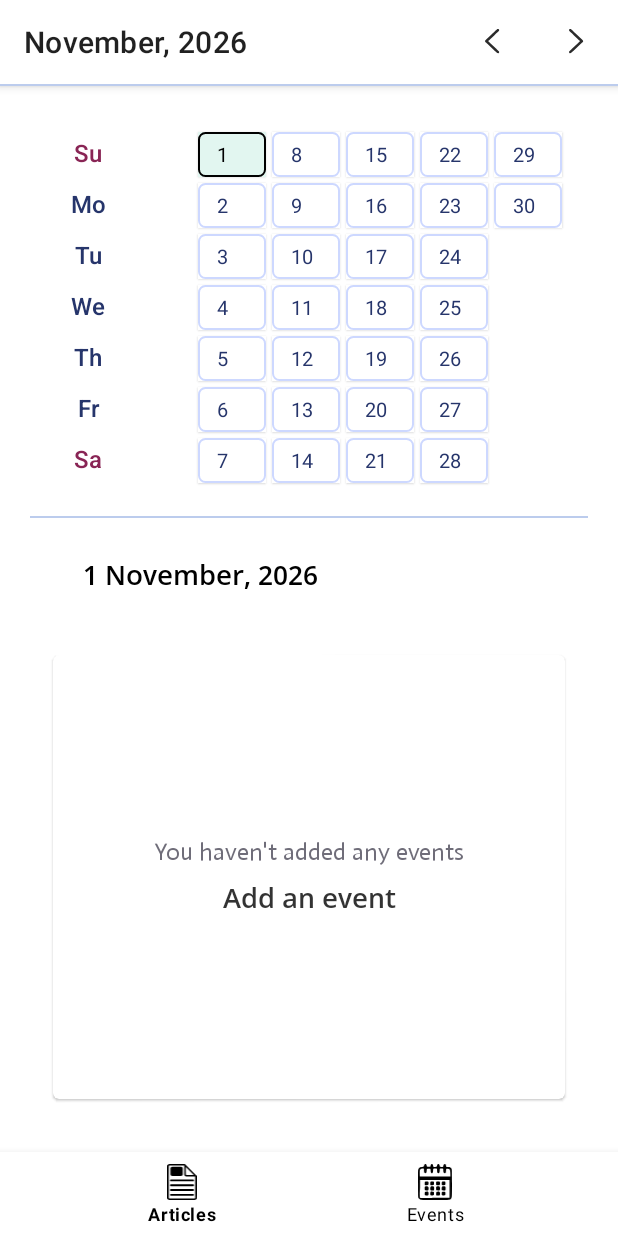
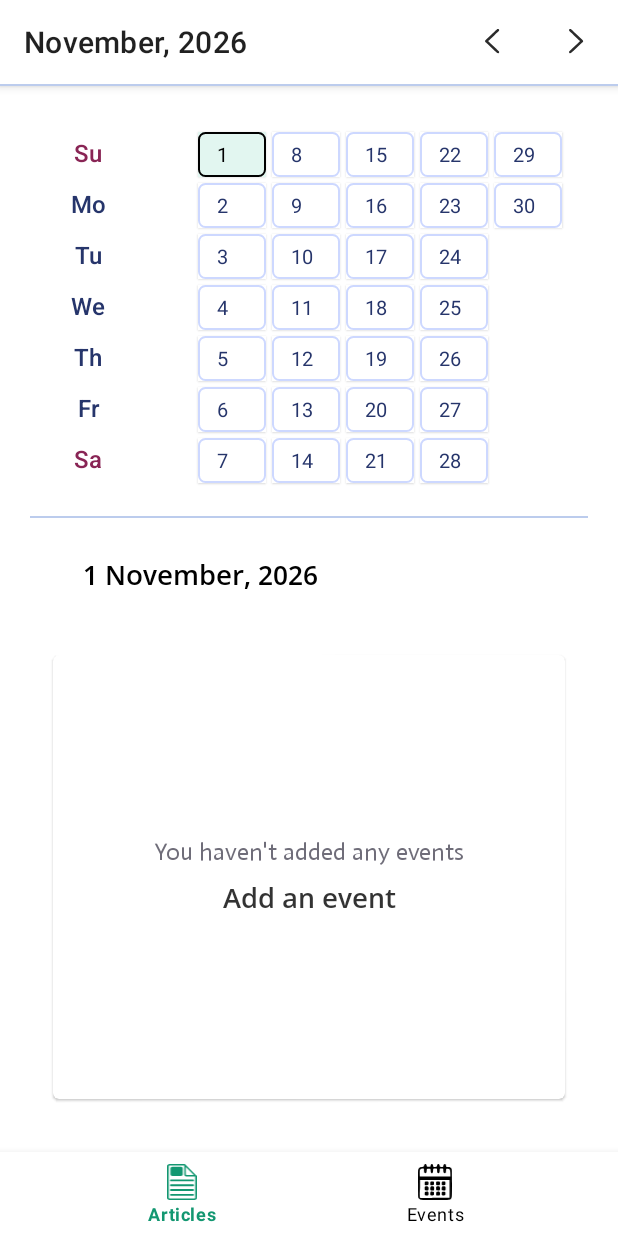
Before and after one commit to VoronDar/XApplication_kt, an Android app: the CalendarFragment screen opened through its navigation route, after a tap on "Settings", on a phone screen of 412 x 824 dp. Run offline under Robolectric (Android 15) with nearby library versions, the phone set to English and light mode, and no system bars; our stand-ins replace Dagger/Hilt's generated code, Room's generated code, Timber, data binding, navigation-ui and 1 more; 2 statements that could not run were skipped.

Commit message:
activity_main.xml: add bottomnav_icon_statelist.xml (tint for bottomNavView) page_event.xml: hide layout with image and "get hint" button in cases where there is no image and hints themes.xml: added default style for scrollViews (without scrollbars and overScroll animation)
refactor: renamed MenuNav... To CalendarMonthNav...

```diff
--- a/app/src/main/java/com/astery/xapplication/ui/activity/MainActivity.kt
+++ b/app/src/main/java/com/astery/xapplication/ui/activity/MainActivity.kt
@@ -11,7 +11,6 @@ import android.view.inputmethod.InputMethodManager
 import android.widget.EditText
 import androidx.appcompat.app.AppCompatActivity
 import androidx.appcompat.widget.Toolbar
-import androidx.core.content.ContextCompat
 import androidx.core.view.isGone
 import androidx.core.view.iterator
 import androidx.navigation.NavController
@@ -103,14 +102,14 @@ class MainActivity : AppCompatActivity(), ParentActivity, PanelHolder {
     // MARK: Toolbar changing
     override fun onCreateOptionsMenu(menu: Menu?): Boolean {
         menuInflater.inflate(R.menu.menu_main, menu)
-        if (menuMonthListener != null) showMenuNav(!menuMonthListener!!.close, menuMonthListener!!)
+        if (calendarMonthMonthListener != null) showCalendarNav(!calendarMonthMonthListener!!.close, calendarMonthMonthListener!!)
         setMenuListeners(menu)
         return super.onCreateOptionsMenu(menu)
     }
 
     /** hide or reveal iconButtons for calendar **/
-    override fun showMenuNav(show: Boolean, listener: CalendarFragment.MenuNavListener) {
-        menuMonthListener = listener
+    override fun showCalendarNav(show: Boolean, listener: CalendarFragment.CalendarMonthNavListener) {
+        calendarMonthMonthListener = listener
         val toolBar = findViewById<Toolbar>(R.id.toolbar)
         if (toolBar?.menu?.findItem(R.id.action_back) != null) {
             toolBar.menu?.findItem(R.id.action_back)?.isVisible = show
@@ -130,17 +129,17 @@ class MainActivity : AppCompatActivity(), ParentActivity, PanelHolder {
     /** handle clicks on custom menu items */
     private fun setMenuListeners(menu: Menu?) {
         menu?.findItem(R.id.action_back)?.setOnMenuItemClickListener {
-            menuMonthListener?.click(true)
+            calendarMonthMonthListener?.click(true)
             return@setOnMenuItemClickListener true
         }
         menu?.findItem(R.id.action_forward)?.setOnMenuItemClickListener {
-            menuMonthListener?.click(false)
+            calendarMonthMonthListener?.click(false)
             return@setOnMenuItemClickListener true
         }
     }
 
 
-    private var menuMonthListener: CalendarFragment.MenuNavListener? = null
+    private var calendarMonthMonthListener: CalendarFragment.CalendarMonthNavListener? = null
 
     private val searchCommands: ArrayList<SearchCommand> = arrayListOf()
     private val filterCommands: ArrayList<FilterCommand> = arrayListOf()
--- a/app/src/main/java/com/astery/xapplication/ui/activity/interfaces/ParentActivity.kt
+++ b/app/src/main/java/com/astery/xapplication/ui/activity/interfaces/ParentActivity.kt
@@ -8,7 +8,7 @@ import com.astery.xapplication.ui.fragments.calendar.CalendarFragment
  * */
 interface ParentActivity {
     fun changeTitle(title:String?)
-    fun showMenuNav(show:Boolean, listener: CalendarFragment.MenuNavListener)
+    fun showCalendarNav(show:Boolean, listener: CalendarFragment.CalendarMonthNavListener)
     fun showSearchBar(show:Boolean, fragment: SearchUsable)
     fun showFilters(show:Boolean, fragment: FiltersUsable)
     fun updateFilters(list:List<ArticleTag>)
--- a/app/src/main/java/com/astery/xapplication/ui/fragments/calendar/CalendarFragment.kt
+++ b/app/src/main/java/com/astery/xapplication/ui/fragments/calendar/CalendarFragment.kt
@@ -29,7 +29,6 @@ import com.astery.xapplication.ui.fragments.calendar.calendar_adapter.CalendarAd
 import com.astery.xapplication.ui.fragments.transitionHelpers.SharedAxisTransition
 import com.google.android.material.transition.MaterialSharedAxis
 import dagger.hilt.android.AndroidEntryPoint
-import timber.log.Timber
 import java.util.*
 
 @AndroidEntryPoint
@@ -57,12 +56,12 @@ class CalendarFragment : XFragment() {
 
     override fun onResume() {
         super.onResume()
-        (activity as ParentActivity).showMenuNav(true, changeMonthListener)
+        (activity as ParentActivity).showCalendarNav(true, changeMonthListener)
     }
 
     override fun onStop() {
         super.onStop()
-        (activity as ParentActivity).showMenuNav(false, changeMonthListener)
+        (activity as ParentActivity).showCalendarNav(false, changeMonthListener)
     }
 
     override fun setListeners() {
@@ -125,8 +124,6 @@ class CalendarFragment : XFragment() {
             else if (binding.eventContainer.isVisible) renderEvents()
             // go from page without event to page without events (blink)
             else if (binding.noCardInfo.isVisible && noEvents) renderNoEventsAgain()
-
-            Timber.d((it as ArrayList<Event?>).toString())
             eAdapter?.units = (it as ArrayList<Event?>)
 
         })
@@ -247,7 +244,7 @@ class CalendarFragment : XFragment() {
             .show()
     }
 
-    private val changeMonthListener: MenuNavListener = object : MenuNavListener() {
+    private val changeMonthListener: CalendarMonthNavListener = object : CalendarMonthNavListener() {
         override fun click(back: Boolean) {
             viewModel.changeMonth(!back)
             cAdapter?.units = viewModel.getDayUnitList()
@@ -267,7 +264,7 @@ class CalendarFragment : XFragment() {
     }
 
 
-    abstract class MenuNavListener {
+    abstract class CalendarMonthNavListener {
         var close = false
         abstract fun click(back: Boolean)
     }
--- a/app/src/main/java/com/astery/xapplication/ui/fragments/calendar/CalendarViewModel.kt
+++ b/app/src/main/java/com/astery/xapplication/ui/fragments/calendar/CalendarViewModel.kt
@@ -12,41 +12,37 @@ import com.astery.xapplication.repository.Repository
 import com.astery.xapplication.ui.fragments.calendar.calendar_adapter.DayUnit
 import dagger.hilt.android.lifecycle.HiltViewModel
 import kotlinx.coroutines.launch
-import timber.log.Timber
 import java.util.*
 import javax.inject.Inject
 import kotlin.collections.ArrayList
 
 @HiltViewModel
-class CalendarViewModel @Inject constructor(): ViewModel() {
-    @set:Inject lateinit var repository: Repository
+class CalendarViewModel @Inject constructor() : ViewModel() {
+    @set:Inject
+    lateinit var repository: Repository
 
     private val _selectedDay: MutableLiveData<Calendar> = MutableLiveData<Calendar>()
-    val selectedDay:LiveData<Calendar>
+    val selectedDay: LiveData<Calendar>
         get() = _selectedDay
 
 
     private val _events: MutableLiveData<List<Event?>>
-    val events:LiveData<List<Event?>>
+    val events: LiveData<List<Event?>>
         get() = _events
 
     /** int there is a position in events list */
     private val _selectedEvent: MutableLiveData<Pair<Event, Int>>
-    val selectedEvent:LiveData<Pair<Event, Int>>
+    val selectedEvent: LiveData<Pair<Event, Int>>
         get() = _selectedEvent
-
 
 
     init {
         _selectedDay.value = GregorianCalendar.getInstance()
         _events = MutableLiveData<List<Event?>>()
         _selectedEvent = MutableLiveData<Pair<Event, Int>>()
-
-
-        Timber.i("calendar value ${selectedDay.value}")
     }
 
-    fun setSelectedEvent(position:Int){
+    fun setSelectedEvent(position: Int) {
         viewModelScope.launch {
             val event = events.value!![position]!!
             event.template = repository.getDescriptionForEvent(event)
@@ -54,7 +50,7 @@ class CalendarViewModel @Inject constructor(): ViewModel() {
         }
     }
 
-    fun reset(){
+    fun reset() {
         viewModelScope.launch { repository.reset() }
     }
 
@@ -89,13 +85,14 @@ class CalendarViewModel @Inject constructor(): ViewModel() {
     }
 
     /** get events for this day  */
-    fun updateEvents(adapter:EventAdapter) {
+    fun updateEvents(adapter: EventAdapter) {
         viewModelScope.launch {
             _events.value = addFirstItem(repository.getEventsByDay(selectedDay.value!!))
             // load images for all units (except first - it is not event, it is add button)
-            for (i in 1 until _events.value!!.size){
+            for (i in 1 until _events.value!!.size) {
                 viewModelScope.launch {
-                    _events.value!![i]?.image = repository.getImageForEventTemplate(EventTemplate(_events.value!![i]!!.templateId))
+                    _events.value!![i]?.image =
+                        repository.getImageForEventTemplate(EventTemplate(_events.value!![i]!!.templateId))
                     adapter.notifyItemChanged(i)
                 }
             }
@@ -103,8 +100,8 @@ class CalendarViewModel @Inject constructor(): ViewModel() {
     }
 
     /** add empty unit in events list (it used for adding more events)  */
-    private fun addFirstItem(units: List<Event?>): List<Event?>{
-        val list:ArrayList<Event?> = ArrayList(units)
+    private fun addFirstItem(units: List<Event?>): List<Event?> {
+        val list: ArrayList<Event?> = ArrayList(units)
         list.add(0, null)
         return list
     }
@@ -132,13 +129,14 @@ class CalendarViewModel @Inject constructor(): ViewModel() {
     /** get units for calendar */
     fun getDayUnitList(): ArrayList<DayUnit> {
         val units = ArrayList<DayUnit>()
-        val cal:Calendar = selectedDay.value!!
+        val cal: Calendar = selectedDay.value!!
         for (i in 1..cal.getActualMaximum(Calendar.DAY_OF_MONTH)) {
             units.add(DayUnit(i, true))
         }
 
-        val firstDay:Calendar=GregorianCalendar(cal.get(Calendar.YEAR), cal.get(Calendar.MONTH), 1)
-        for (i in Calendar.SUNDAY until firstDay.get(Calendar.DAY_OF_WEEK)){
+        val firstDay: Calendar =
+            GregorianCalendar(cal.get(Calendar.YEAR), cal.get(Calendar.MONTH), 1)
+        for (i in Calendar.SUNDAY until firstDay.get(Calendar.DAY_OF_WEEK)) {
             units.add(0, DayUnit(-1, false))
         }
 
@@ -148,7 +146,7 @@ class CalendarViewModel @Inject constructor(): ViewModel() {
     fun deleteEvent() {
         viewModelScope.launch {
             _events.value = events.value!!.subList(0, selectedEvent.value!!.second) +
-                    events.value!!.subList(selectedEvent.value!!.second+1, events.value!!.size)
+                    events.value!!.subList(selectedEvent.value!!.second + 1, events.value!!.size)
             repository.deleteEvent(selectedEvent.value!!.first)
         }
     }
--- /dev/null
+++ b/app/src/main/res/color/bottomnav_icon_statelist.xml
@@ -0,0 +1,5 @@
+<?xml version="1.0" encoding="utf-8"?>
+<selector xmlns:android="http://schemas.android.com/apk/res/android">
+    <item android:state_selected="true" android:color="@color/neutralBottomMenuColor" />
+    <item android:color="@color/black"  />
+</selector>
--- a/app/src/main/res/layout/activity_main.xml
+++ b/app/src/main/res/layout/activity_main.xml
@@ -88,10 +88,10 @@ android:layout_height="match_parent"
         android:elevation="20dp"
         app:itemRippleColor="@color/neutralIconColor"
         app:layout_anchorGravity="bottom"
-        app:itemTextColor="@color/black"
         app:layout_constraintBottom_toBottomOf="parent"
         android:layout_height="wrap_content"
-        app:itemIconTint = "#000000"
+        app:itemIconTint = "@color/bottomnav_icon_statelist"
+        app:itemTextColor = "@color/bottomnav_icon_statelist"
         app:layout_anchor="@id/layout"
         app:menu="@menu/bottom_menu" />
 
--- a/app/src/main/res/layout/page_event.xml
+++ b/app/src/main/res/layout/page_event.xml
@@ -25,9 +25,6 @@
             android:layout_width="0dp"
             android:layout_height="wrap_content"
             android:orientation="vertical"
-            android:overScrollMode="never"
-            android:fadeScrollbars="true"
-            android:scrollbarThumbVertical="@android:color/white"
             android:layout_weight="1">
 
             <LinearLayout
@@ -65,6 +62,7 @@
 
         <LinearLayout
             android:layout_width="0dp"
+            android:visibility="@{(viewModel.selectedEvent.first.image == null &amp;&amp;  viewModel.selectedEvent.first.isAdvices == false) ? View.GONE : View.VISIBLE}"
             android:layout_height="wrap_content"
             android:orientation="vertical"
             android:layout_weight="1">
--- a/app/src/main/res/values/colors.xml
+++ b/app/src/main/res/values/colors.xml
@@ -55,6 +55,7 @@
     <color name = "neutralIconColor">#99ECD4</color>
     <color name = "neutralIconTextColor">#508878</color>
     <color name = "neutralSurfaceColor">#E2F6F0</color>
+    <color name = "neutralBottomMenuColor">#139771</color>
 
 
     <color name="deselect_icon">#AEAEAE</color>
--- a/app/src/main/res/values/themes.xml
+++ b/app/src/main/res/values/themes.xml
@@ -13,6 +13,14 @@
         <item name="android:statusBarColor" tools:targetApi="l">?attr/colorPrimary</item>
         <!-- Customize your theme here. -->
 
+        <item name="android:scrollViewStyle">@style/SvStyle</item>
+
+    </style>
+
+    <style name="SvStyle">
+        <item name="android:nestedScrollingEnabled">false</item>
+        <item name="android:overScrollMode">never</item>
+        <item name="android:scrollbars">none</item>
     </style>
 
     <style name="Theme.XApplication.NoActionBar">
```
